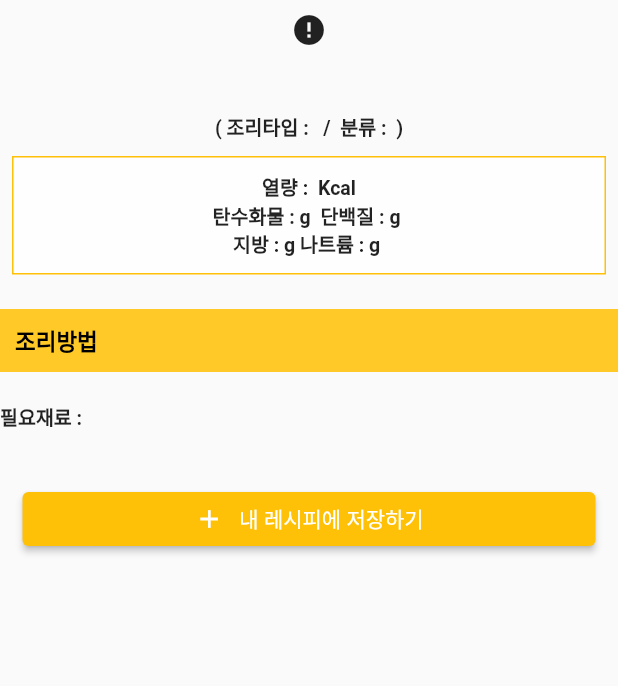
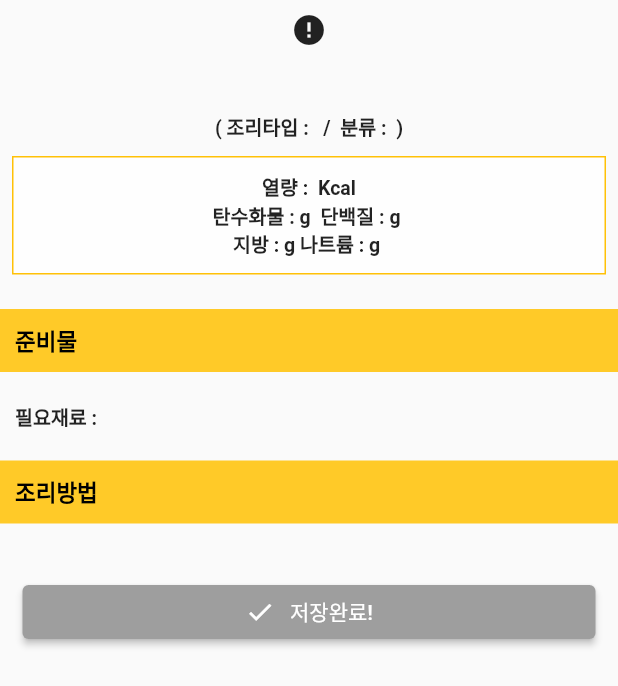
Before and after one commit to poxdkr/yorijori, a Flutter app: the RecipeDetail screen opened directly with empty values, after a tap on "내 레시피에 저장하기", on a phone screen of 412 x 824 dp. Shown: the top 686 px of the screen. Run offline on Flutter 3.47's test engine with Material 2 defaults, Android fonts, the phone set to English and light mode, and no system bars; our stand-ins replace animated_splash_screen, card_swiper, cloud_firestore, firebase_core, get, shared_preferences; accounts and stored records are empty; network calls fail; Roboto replaces fonts that are missing (NotoSansKR).

Commit message:
230331 - 모두의 레시피 1.0.1 출시커밋

```diff
--- a/lib/view/recipe_detail.dart
+++ b/lib/view/recipe_detail.dart
@@ -1,7 +1,51 @@
 import 'package:cached_network_image/cached_network_image.dart';
 import 'package:card_swiper/card_swiper.dart';
 import 'package:flutter/material.dart';
+import 'package:shared_preferences/shared_preferences.dart';
 import 'package:yorijori/model/recipe_model.dart';
+import 'dart:convert';
+
+//리스트에 추가가 되어있는지 아닌지 확인
+var added = false;
+
+void checkAdded(String RCP_SEQ) async {
+  SharedPreferences pref = await SharedPreferences.getInstance();
+  String? myRcp_str = pref.getString('myRcp');
+  List<dynamic> myRecipe = json.decode(myRcp_str!);
+  if(myRecipe.contains(RCP_SEQ)){
+    added = true;
+  }else{
+    added = false;
+  }
+}
+
+
+void updateMyrecipe(String RCP_SEQ) async {
+  //uid확인
+  SharedPreferences pref = await SharedPreferences.getInstance();
+  String? myRcp_str = pref.getString('myRcp');
+
+  if(myRcp_str == null){
+    //리스트에 처음으로 추가됨.
+    List<String> myRecipe = [RCP_SEQ];
+    String jsonRecipe = json.encode(myRecipe);
+    pref.setString('myRcp', jsonRecipe);
+    print('myRcp::::>${pref.getString('myRcp')}');
+    checkAdded(RCP_SEQ);
+  }else{
+    String? jsonRecipe = pref.getString('myRcp');
+    List<dynamic> myRecipe = json.decode(jsonRecipe!);
+    if(myRecipe.contains(RCP_SEQ)){
+      //이미 등록되어 있음.
+      checkAdded(RCP_SEQ);
+    }else{
+      //리스트에 추가하기
+      myRecipe.add(RCP_SEQ);
+      pref.setString('myRcp', jsonEncode(myRecipe));
+      checkAdded(RCP_SEQ);
+    }
+  }
+}
 
 class RecipeDetail extends StatefulWidget {
 
@@ -16,9 +60,17 @@ class RecipeDetail extends StatefulWidget {
 }
 
 class _RecipeDetailState extends State<RecipeDetail> {
+  //조회수 업데이트 하기
+
+
 
   @override
   Widget build(BuildContext context) {
+
+    //추가가 이미 되어 있는지 확인
+    checkAdded(widget.recipe.RCP_SEQ);
+    print("seq :::??? ${widget.recipe.RCP_SEQ}");
+    print("added :::??? ${added}");
 
     List<Widget> detailWidgetList = [];
 
@@ -115,17 +167,24 @@ class _RecipeDetailState extends State<RecipeDetail> {
               margin : EdgeInsets.fromLTRB(0, 10, 0, 10),
               padding: EdgeInsets.all(10),
               color: Colors.amber.shade400,
-              child: Text('조리방법',style: TextStyle(color: Colors.black, fontSize: 15, fontWeight: FontWeight.bold),),
+              child: Text('준비물',style: TextStyle(color: Colors.black, fontSize: 15, fontWeight: FontWeight.bold),),
             ),
             Row(
               mainAxisAlignment: MainAxisAlignment.start,
               children: [
                 Container(
-                  padding: EdgeInsets.fromLTRB(0, 10, 0, 10),
+                  padding: EdgeInsets.all(10),
                   width: MediaQuery.of(context).size.width*0.9,
                   child: Text('필요재료 : ${widget.recipe.RCP_PARTS_DTLS} ', style:TextStyle(fontSize: 13, fontWeight: FontWeight.bold, color: Colors.black87)),
                 )
               ],
+            ),
+            Container(
+              width: MediaQuery.of(context).size.width,
+              margin : EdgeInsets.fromLTRB(0, 10, 0, 10),
+              padding: EdgeInsets.all(10),
+              color: Colors.amber.shade400,
+              child: Text('조리방법',style: TextStyle(color: Colors.black, fontSize: 15, fontWeight: FontWeight.bold),),
             ),
             if(widget.recipe.MANUAL01.isNotEmpty) ListTile(
               title: Text(widget.recipe.MANUAL01, style : TextStyle(color: Colors.black87,fontSize: 13)),
@@ -277,16 +336,27 @@ class _RecipeDetailState extends State<RecipeDetail> {
       Container(
         padding : EdgeInsets.all(15),
         child: ElevatedButton(
-          style: ElevatedButton.styleFrom(backgroundColor: Colors.amber),
+          style: ElevatedButton.styleFrom(
+              backgroundColor: added == false ? Colors.amber : Colors.grey
+          ),
           child: Row(
             mainAxisAlignment: MainAxisAlignment.center,
             children: [
-              Icon(Icons.add, size: 20, color : Colors.white),
+              Icon(
+                  added == false ? Icons.add : Icons.check,
+                  size: 20, color : Colors.white),
               SizedBox(width: 10,),
-              Text('내 레시피에 저장하기',style: TextStyle(fontSize: 14, color: Colors.white),)
+              Text(
+                added == false ? '내 레시피에 저장하기' : '저장완료!',
+                style: TextStyle(fontSize: 14, color: Colors.white),)
             ],
           ),
-          onPressed: (){},
+          onPressed: (){
+            setState(() {
+              updateMyrecipe(widget.recipe.RCP_SEQ);
+            });
+
+          },
         ),
       )
     );
```
Also changed, not shown: lib/controller/recipe_controller.dart (+38 -0 lines), lib/main.dart (+81 -12 lines), lib/view/my_recipe.dart (added, +79 -0 lines), lib/view/recipe_veiw.dart (+12 -7 lines), pubspec.yaml (+13 -0 lines), assets/images/ep_icon.png (added), lib/generated/assets.dart (added), pubspec.lock, 8 other files.
